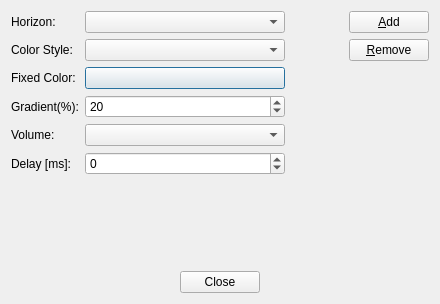
First picture: the form in Viewer3D/edithorizonsdialog.ui, repository fsoos74/su, before the edit.
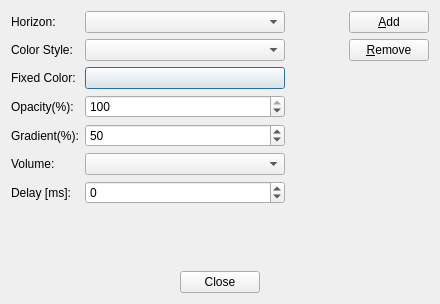
Second picture: the form after the edit. Custom widgets are drawn as their Qt base class.

Diff of the .ui file:
```diff
--- a/Viewer3D/edithorizonsdialog.ui
+++ b/Viewer3D/edithorizonsdialog.ui
@@ -57,17 +57,17 @@
          </property>
         </widget>
        </item>
-       <item row="4" column="0">
+       <item row="5" column="0">
         <widget class="QLabel" name="label_4">
          <property name="text">
           <string>Volume:</string>
          </property>
         </widget>
        </item>
-       <item row="4" column="1">
+       <item row="5" column="1">
         <widget class="QComboBox" name="cbVolume"/>
        </item>
-       <item row="5" column="0">
+       <item row="6" column="0">
         <widget class="QLabel" name="label_2">
          <property name="sizePolicy">
           <sizepolicy hsizetype="Minimum" vsizetype="Preferred">
@@ -80,7 +80,7 @@
          </property>
         </widget>
        </item>
-       <item row="5" column="1">
+       <item row="6" column="1">
         <widget class="QSpinBox" name="sbDelay">
          <property name="minimumSize">
           <size>
@@ -110,20 +110,37 @@
          </property>
         </widget>
        </item>
-       <item row="3" column="0">
+       <item row="4" column="0">
         <widget class="QLabel" name="label_6">
          <property name="text">
           <string>Gradient(%):</string>
          </property>
         </widget>
        </item>
-       <item row="3" column="1">
+       <item row="4" column="1">
         <widget class="QSpinBox" name="sbGradient">
          <property name="maximum">
           <number>100</number>
          </property>
          <property name="value">
-          <number>20</number>
+          <number>50</number>
+         </property>
+        </widget>
+       </item>
+       <item row="3" column="0">
+        <widget class="QLabel" name="label_7">
+         <property name="text">
+          <string>Opacity(%):</string>
+         </property>
+        </widget>
+       </item>
+       <item row="3" column="1">
+        <widget class="QSpinBox" name="sbOpacity">
+         <property name="maximum">
+          <number>100</number>
+         </property>
+         <property name="value">
+          <number>100</number>
          </property>
         </widget>
        </item>
```
